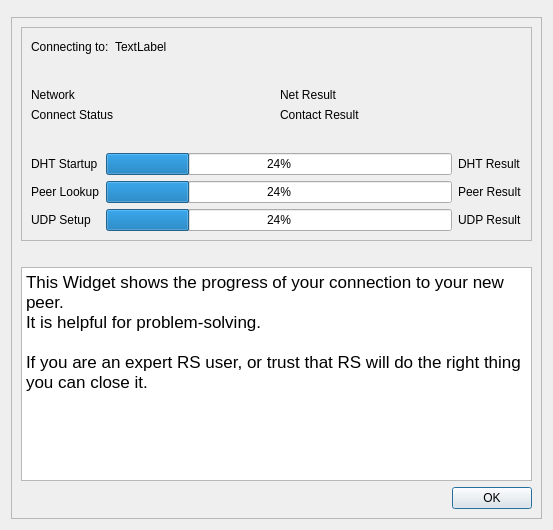
RetroShare/RetroShare, file retroshare-gui/src/gui/connect/ConnectProgressDialog.ui: the form before one commit.
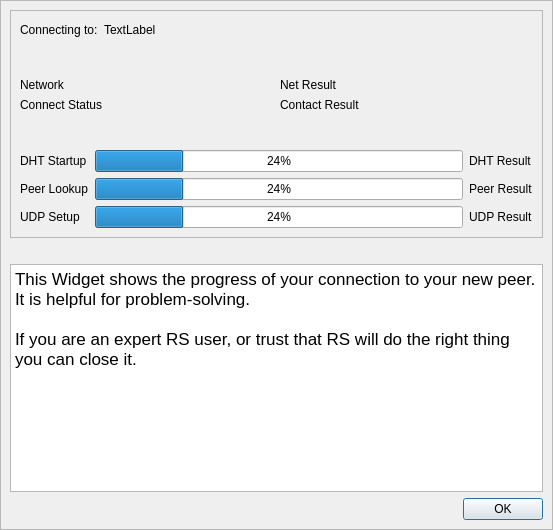
The form after the commit. Icons and pictures are not drawn. Custom widgets are drawn as their Qt base class.

Commit message: Added headerFrame to "FriendRecommendDialog" Fixed Layout of the "ConnectProgressDialog"

Patch:
```diff
--- a/retroshare-gui/src/gui/connect/ConnectProgressDialog.ui
+++ b/retroshare-gui/src/gui/connect/ConnectProgressDialog.ui
@@ -18,6 +18,12 @@
     <normaloff>:/images/rstray3.png</normaloff>:/images/rstray3.png</iconset>
   </property>
   <layout class="QVBoxLayout" name="verticalLayout_2">
+   <property name="spacing">
+    <number>0</number>
+   </property>
+   <property name="margin">
+    <number>0</number>
+   </property>
    <item>
     <widget class="HeaderFrame" name="headerFrame">
      <property name="frameShape">
@@ -262,12 +268,12 @@
          <string>&lt;!DOCTYPE HTML PUBLIC &quot;-//W3C//DTD HTML 4.0//EN&quot; &quot;http://www.w3.org/TR/REC-html40/strict.dtd&quot;&gt;
 &lt;html&gt;&lt;head&gt;&lt;meta name=&quot;qrichtext&quot; content=&quot;1&quot; /&gt;&lt;style type=&quot;text/css&quot;&gt;
 p, li { white-space: pre-wrap; }
-&lt;/style&gt;&lt;/head&gt;&lt;body style=&quot; font-family:'Lucida Grande'; font-size:13pt; font-weight:400; font-style:normal;&quot;&gt;
-&lt;p style=&quot; margin-top:0px; margin-bottom:0px; margin-left:0px; margin-right:0px; -qt-block-indent:0; text-indent:0px;&quot;&gt;This Widget shows the progress of your connection to your new peer.&lt;/p&gt;
-&lt;p style=&quot; margin-top:0px; margin-bottom:0px; margin-left:0px; margin-right:0px; -qt-block-indent:0; text-indent:0px;&quot;&gt;It is helpful for problem-solving.&lt;/p&gt;
-&lt;p style=&quot;-qt-paragraph-type:empty; margin-top:0px; margin-bottom:0px; margin-left:0px; margin-right:0px; -qt-block-indent:0; text-indent:0px;&quot;&gt;&lt;/p&gt;
-&lt;p style=&quot; margin-top:0px; margin-bottom:0px; margin-left:0px; margin-right:0px; -qt-block-indent:0; text-indent:0px;&quot;&gt;If you are an expert RS user, or trust that RS will do the right thing&lt;/p&gt;
-&lt;p style=&quot; margin-top:0px; margin-bottom:0px; margin-left:0px; margin-right:0px; -qt-block-indent:0; text-indent:0px;&quot;&gt;you can close it.&lt;/p&gt;&lt;/body&gt;&lt;/html&gt;</string>
+&lt;/style&gt;&lt;/head&gt;&lt;body style=&quot; font-family:'MS Shell Dlg 2'; font-size:8.25pt; font-weight:400; font-style:normal;&quot;&gt;
+&lt;p style=&quot; margin-top:0px; margin-bottom:0px; margin-left:0px; margin-right:0px; -qt-block-indent:0; text-indent:0px;&quot;&gt;&lt;span style=&quot; font-family:'Lucida Grande'; font-size:13pt;&quot;&gt;This Widget shows the progress of your connection to your new peer.&lt;/span&gt;&lt;/p&gt;
+&lt;p style=&quot; margin-top:0px; margin-bottom:0px; margin-left:0px; margin-right:0px; -qt-block-indent:0; text-indent:0px;&quot;&gt;&lt;span style=&quot; font-family:'Lucida Grande'; font-size:13pt;&quot;&gt;It is helpful for problem-solving.&lt;/span&gt;&lt;/p&gt;
+&lt;p style=&quot;-qt-paragraph-type:empty; margin-top:0px; margin-bottom:0px; margin-left:0px; margin-right:0px; -qt-block-indent:0; text-indent:0px; font-family:'Lucida Grande'; font-size:13pt;&quot;&gt;&lt;/p&gt;
+&lt;p style=&quot; margin-top:0px; margin-bottom:0px; margin-left:0px; margin-right:0px; -qt-block-indent:0; text-indent:0px;&quot;&gt;&lt;span style=&quot; font-family:'Lucida Grande'; font-size:13pt;&quot;&gt;If you are an expert RS user, or trust that RS will do the right thing&lt;/span&gt;&lt;/p&gt;
+&lt;p style=&quot; margin-top:0px; margin-bottom:0px; margin-left:0px; margin-right:0px; -qt-block-indent:0; text-indent:0px;&quot;&gt;&lt;span style=&quot; font-family:'Lucida Grande'; font-size:13pt;&quot;&gt;you can close it.&lt;/span&gt;&lt;/p&gt;&lt;/body&gt;&lt;/html&gt;</string>
         </property>
        </widget>
       </item>
```
The commit also changes 3 other files.
